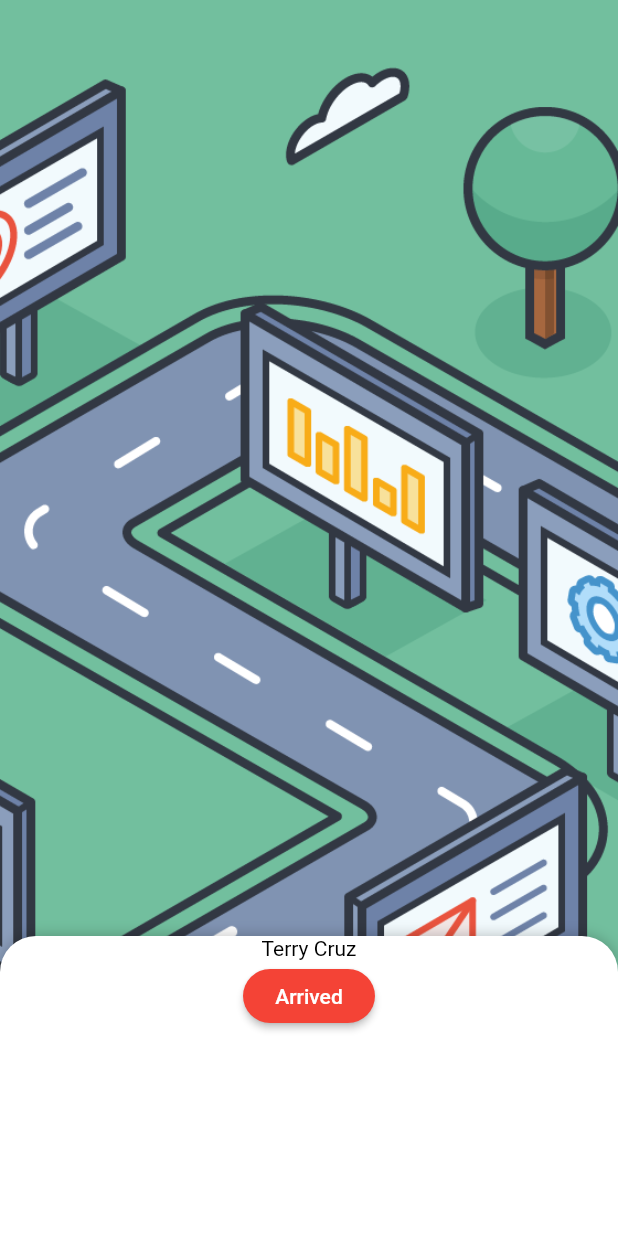
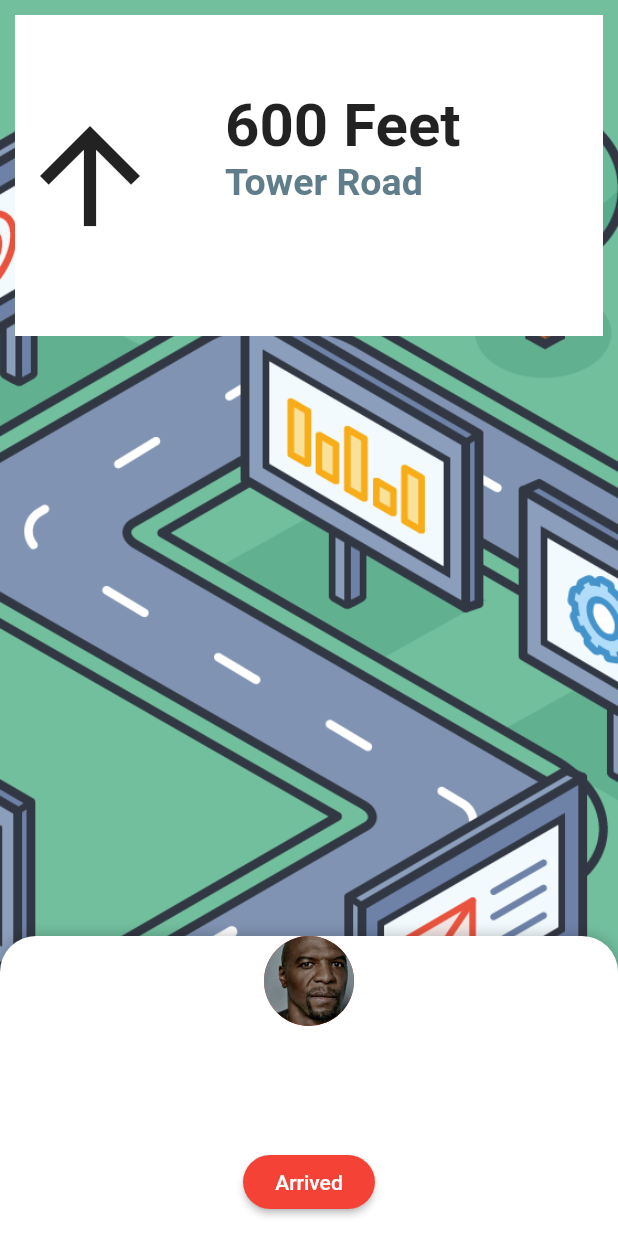
Before and after one commit to cornell-dti/carriage-driver, a Flutter app: the Home screen opened directly, after a tap on "Start Ride", on a phone screen of 412 x 824 dp. Run offline on Flutter 3.47's test engine with Material 2 defaults, Android fonts, the phone set to English and light mode, and no system bars; drawn by our look-alikes of sliding_up_panel; our stand-ins replace firebase_auth, google_sign_in; accounts and stored records are empty.

Commit message:
Directions Container

```diff
--- a/lib/Map.dart
+++ b/lib/Map.dart
@@ -1,5 +1,42 @@
 import 'package:flutter/material.dart';
+import 'package:flutter/rendering.dart';
 import 'package:sliding_up_panel/sliding_up_panel.dart';
+
+class Direction extends StatelessWidget {
+  @override
+  Widget build(BuildContext context) {
+    return Padding(
+      padding: EdgeInsets.fromLTRB(10, 10, 10, 600),
+      child: Container(
+        height: 30,
+        width: 30,
+        color: Colors.white,
+        child: Row(
+          children: <Widget>[
+            Icon(Icons.arrow_upward, size: 100),
+            Padding(
+              padding: EdgeInsets.only(left: 40, top: 50),
+              child: Column(
+                crossAxisAlignment: CrossAxisAlignment.start,
+                children: <Widget>[
+                  Text('600 Feet', style: TextStyle(
+                    fontWeight: FontWeight.bold,
+                    fontSize: 40
+                  )),
+                  Text('Tower Road',style: TextStyle(
+                      fontWeight: FontWeight.bold,
+                      fontSize: 25,
+                    color: Colors.blueGrey
+                  ))
+                ],
+              ),
+            )
+          ],
+        )
+      ),
+    );
+  }
+}
 
 class Map extends StatelessWidget {
   BorderRadiusGeometry radius = BorderRadius.only(
@@ -16,16 +53,21 @@ class Map extends StatelessWidget {
         isDraggable: false,
         borderRadius: radius,
         body: Container(
+          // Map will go here!
           decoration: BoxDecoration(
               image: DecorationImage(
                   image: AssetImage('assets/images/placeholder.png'),
                   fit: BoxFit.cover)),
+          child: Direction()
         ),
         panel: Column(
+          crossAxisAlignment: CrossAxisAlignment.center,
           children: <Widget>[
-            Center(
-                child:
-                    Text('Terry Cruz', style: TextStyle(color: Colors.black))),
+            CircleAvatar(
+              backgroundImage: AssetImage('assets/images/terry.jpg'),
+              radius: 30,
+            ),
+            SizedBox(height: 80.0),
             RaisedButton(
               color: Colors.red,
               textColor: Colors.white,
--- a/lib/Upcoming.dart
+++ b/lib/Upcoming.dart
@@ -1,22 +1,6 @@
 import 'package:flutter/material.dart';
 
 TextStyle head = TextStyle(fontSize: 40, fontWeight: FontWeight.bold);
-
-class CircleImage extends StatelessWidget {
-  @override
-  Widget build(BuildContext context) {
-    double _size = 50.0;
-
-    return Container(
-      width: _size,
-      height: _size,
-      decoration: BoxDecoration(
-          shape: BoxShape.circle,
-          image: DecorationImage(
-              fit: BoxFit.cover, image: AssetImage('assets/images/terry.jpg'))),
-    );
-  }
-}
 
 class Rider extends StatelessWidget {
   @override
@@ -24,7 +8,10 @@ class Rider extends StatelessWidget {
     return Container(
       child: Row(
         children: <Widget>[
-          CircleImage(),
+          CircleAvatar(
+            backgroundImage: AssetImage('assets/images/terry.jpg'),
+            radius: 25,
+          ),
           SizedBox(width: 10.0),
           Column(
             crossAxisAlignment: CrossAxisAlignment.start,
```
